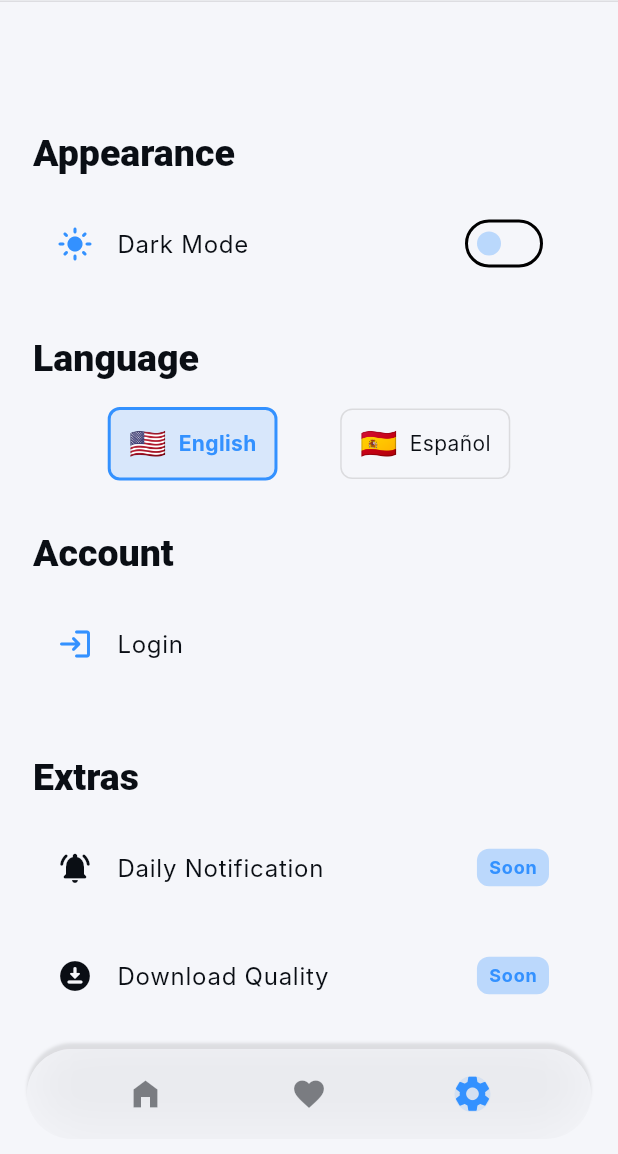
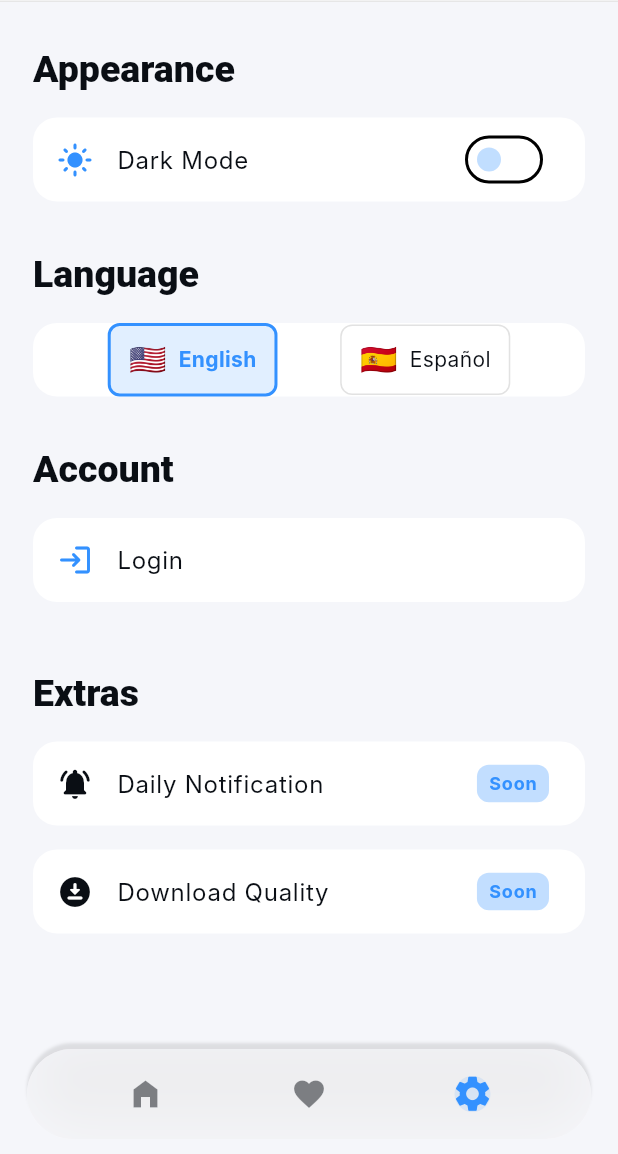
Before and after one commit to Doble-2/Appod-AstronomyPictureOfDay, a Flutter app: the screen it shows after launch, item 3 of the bottom bar chosen, on a phone screen of 412 x 824 dp, the part 82-1236 px from its top. Run offline on Flutter 3.47's test engine with Material 3 defaults, Android fonts, the phone set to English and light mode, and no system bars; our stand-ins replace cloud_firestore, equatable, firebase_auth, firebase_core, flutter_bloc, permission_handler and 1 more; missing offline and left inert: dart:html, image_gallery_saver_plus; accounts and stored records are empty; network calls fail; Roboto replaces fonts that are missing (Inter, Nasa).

Commit message:
Refactor: ajustar colores de la interfaz y mejorar el diseño de los filtros en la vista principal

```diff
--- a/lib/my_app.dart
+++ b/lib/my_app.dart
@@ -51,7 +51,7 @@ class MyAppState extends State<MyApp> {
               colorScheme: const ColorScheme.light(
                 primary: Color(0xFF3391FF),
                 secondary: Color(0xFF00C6B5),
-                surface: Color(0xFFF5F6FA),
+                surface: Color(0xFFFFFFFF),
                 onSecondary: Colors.white,
                 onSurface: Color(0xFF0A0E14),
                 error: Color(0xFFFF4D4D),
--- a/lib/ui/widgets/organisms/layout.dart
+++ b/lib/ui/widgets/organisms/layout.dart
@@ -40,7 +40,7 @@ class Layout extends StatelessWidget {
                 children: [
                   Positioned.fill(
                     child: SingleChildScrollView(
-                      padding: EdgeInsets.fromLTRB(6, kToolbarHeight + 12, 6, 100),
+                      padding: const EdgeInsets.fromLTRB(6 , 12, 6, 120),
                       child: bodyContent,
                     ),
                   ),
```
Also changed, not shown: lib/ui/pages/home.dart (+3 -8 lines).
